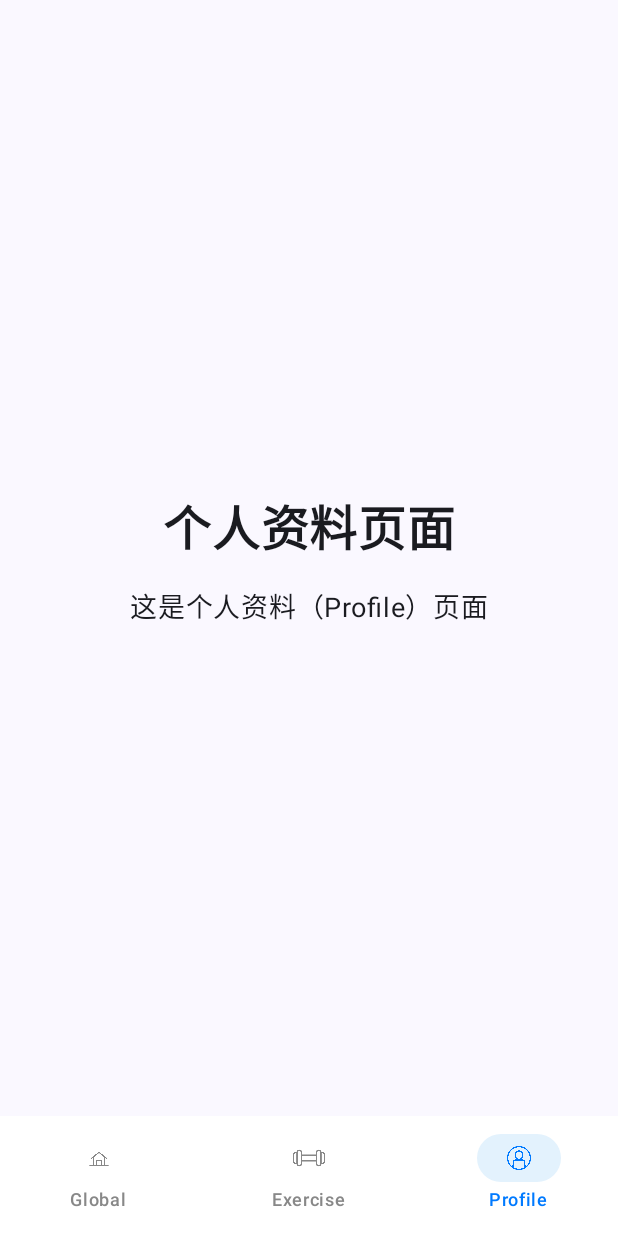
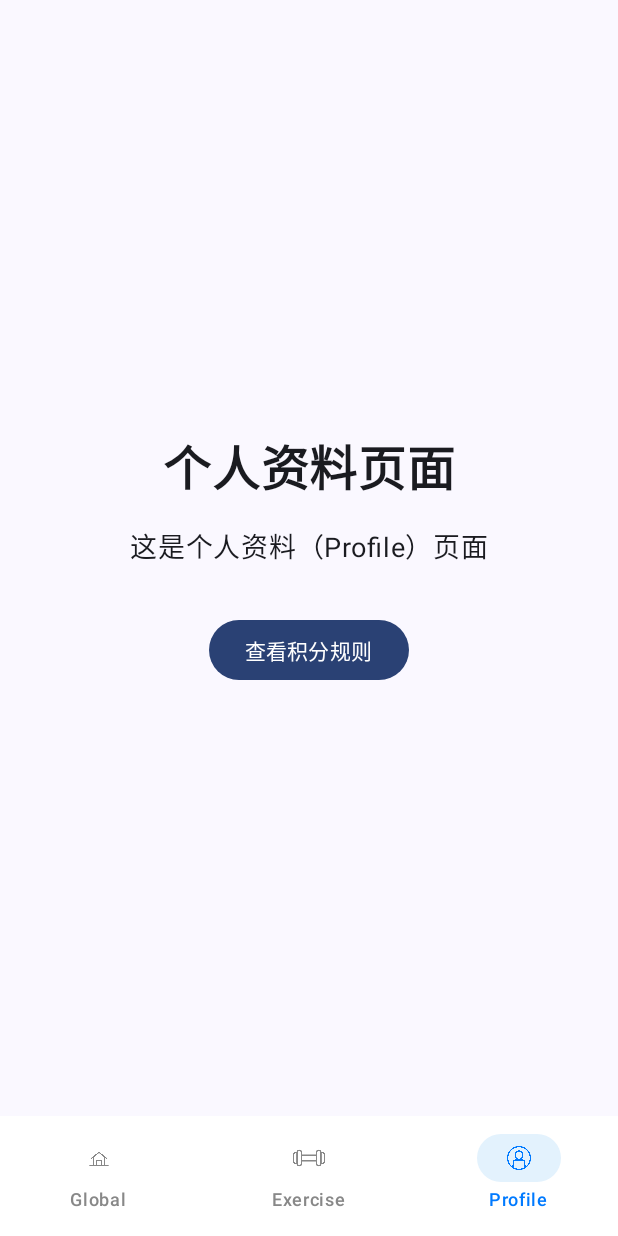
Before and after one commit to huang75u/Mobile_Projet, an Android app built with Jetpack Compose: the ProfileScreen screen opened through its navigation route, on a phone screen of 412 x 824 dp. Run offline under Robolectric (Android 15) with nearby library versions, the phone set to English and light mode, and no system bars.

Commit message:
积分规则添加，返回上一级按钮添加

```diff
--- a/app/src/main/java/com/example/mobile_projet/navigation/NavGraph.kt
+++ b/app/src/main/java/com/example/mobile_projet/navigation/NavGraph.kt
@@ -7,6 +7,7 @@ import androidx.navigation.compose.NavHost
 import androidx.navigation.compose.composable
 import com.example.mobile_projet.screens.ExerciseScreen
 import com.example.mobile_projet.screens.HomeScreen
+import com.example.mobile_projet.screens.PointsRulesScreen
 import com.example.mobile_projet.screens.ProfileScreen
 
 @Composable
@@ -23,7 +24,10 @@ fun NavGraph(navController: NavHostController, modifier: Modifier = Modifier) {
             ExerciseScreen()
         }
         composable(route = BottomNavItem.Profile.route) {
-            ProfileScreen()
+            ProfileScreen(navController = navController)
+        }
+        composable(route = "points_rules") {
+            PointsRulesScreen(onBackClick = { navController.popBackStack() })
         }
     }
 }
--- a/app/src/main/java/com/example/mobile_projet/screens/ProfileScreen.kt
+++ b/app/src/main/java/com/example/mobile_projet/screens/ProfileScreen.kt
@@ -1,6 +1,7 @@
 package com.example.mobile_projet.screens
 
 import androidx.compose.foundation.layout.*
+import androidx.compose.material3.Button
 import androidx.compose.material3.Text
 import androidx.compose.runtime.Composable
 import androidx.compose.ui.Alignment
@@ -8,9 +9,10 @@ import androidx.compose.ui.Modifier
 import androidx.compose.ui.text.font.FontWeight
 import androidx.compose.ui.unit.dp
 import androidx.compose.ui.unit.sp
+import androidx.navigation.NavHostController
 
 @Composable
-fun ProfileScreen() {
+fun ProfileScreen(navController: NavHostController) {
     Column(
         modifier = Modifier
             .fillMaxSize()
@@ -28,5 +30,11 @@ fun ProfileScreen() {
             text = "这是个人资料（Profile）页面",
             fontSize = 18.sp
         )
+        Spacer(modifier = Modifier.height(32.dp))
+        Button(
+            onClick = { navController.navigate("points_rules") }
+        ) {
+            Text(text = "查看积分规则")
+        }
     }
 }
```
